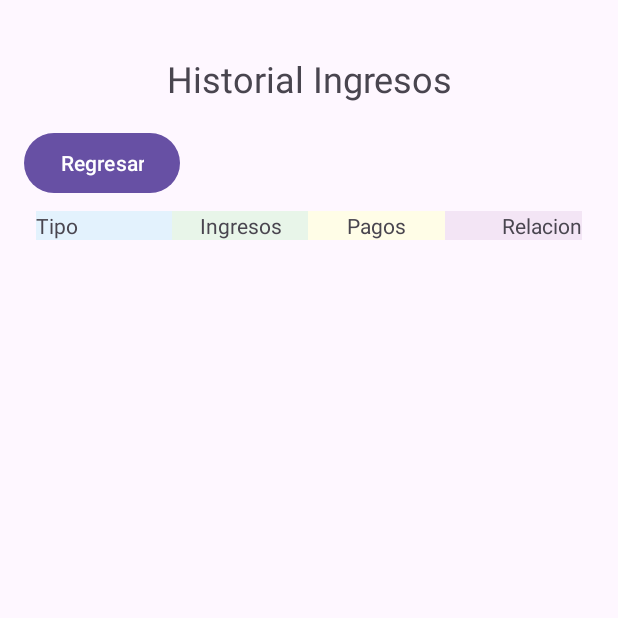
After one commit to InfernusXYZ/appTT, an Android app: the DeudaHistorial screen opened directly, with no data from a screen before it, on a phone screen of 412 x 824 dp, the top half of it. The commit adds this screen. Run offline under Robolectric (Android 15) with nearby library versions, the phone set to English and light mode, and no system bars; our stand-ins replace Firebase (no records; nobody signed in at launch, a user with empty details on screens opened directly).

Commit message:
historial deuda y graficas (mecanica de meta) pendiente

```diff
--- a/app/src/main/AndroidManifest.xml
+++ b/app/src/main/AndroidManifest.xml
@@ -14,6 +14,9 @@
         android:supportsRtl="true"
         android:theme="@style/Theme.AppTT"
         tools:targetApi="31">
+        <activity
+            android:name=".DeudaHistorial"
+            android:exported="false" />
         <activity
             android:name=".HistorialAhorro"
             android:exported="false" />
--- /dev/null
+++ b/app/src/main/java/com/example/apptt/DeudaAdapter.java
@@ -0,0 +1,49 @@
+package com.example.apptt;
+
+import android.view.LayoutInflater;
+import android.view.View;
+import android.view.ViewGroup;
+import android.widget.TextView;
+
+import androidx.annotation.NonNull;
+import androidx.recyclerview.widget.RecyclerView;
+
+import java.util.List;
+
+public class DeudaAdapter extends RecyclerView.Adapter<DeudaAdapter.DeudaViewHolder> {
+    private List<Deuda> deudaList;
+    public DeudaAdapter(List<Deuda>deudaList){this.deudaList=deudaList;}
+
+    @NonNull
+    @Override
+    public DeudaAdapter.DeudaViewHolder onCreateViewHolder(@NonNull ViewGroup parent, int viewType){
+        View view = LayoutInflater.from(parent.getContext()).inflate(R.layout.item_deuda,parent,false);
+        return new DeudaAdapter.DeudaViewHolder(view);
+    }
+
+    @Override
+    public void onBindViewHolder(@NonNull DeudaViewHolder holder, int position){
+        Deuda deuda = deudaList.get(position);
+        holder.tvIngresomensual.setText("$"+String.valueOf(deuda.getIngresoMensual()));
+        holder.tvPagomensual.setText("$"+String.valueOf(deuda.getPagoMensual()));
+        holder.tvTasaenedeudamiento.setText(String.valueOf(deuda.getRelaciondeendeudamiento())+"%");
+        holder.tvTipo.setText(deuda.getTipoDeuda());
+    }
+
+    @Override
+    public int getItemCount(){
+        return deudaList.size();
+    }
+
+    public static class DeudaViewHolder extends RecyclerView.ViewHolder{
+        TextView tvIngresomensual, tvPagomensual, tvTasaenedeudamiento, tvTipo;
+
+        public DeudaViewHolder(@NonNull View itemView){
+            super(itemView);
+            tvIngresomensual = itemView.findViewById(R.id.tvIngresos);
+            tvPagomensual = itemView.findViewById(R.id.tvPagos);
+            tvTasaenedeudamiento = itemView.findViewById(R.id.tvendeudaminento);
+            tvTipo = itemView.findViewById(R.id.tvTipo);
+        }
+    }
+}
--- /dev/null
+++ b/app/src/main/java/com/example/apptt/DeudaHistorial.java
@@ -0,0 +1,89 @@
+package com.example.apptt;
+
+import android.content.Intent;
+import android.os.Bundle;
+import android.util.Log;
+import android.view.View;
+import android.widget.Button;
+import android.widget.Toast;
+
+import androidx.activity.EdgeToEdge;
+import androidx.annotation.NonNull;
+import androidx.appcompat.app.AppCompatActivity;
+import androidx.core.graphics.Insets;
+import androidx.core.view.ViewCompat;
+import androidx.core.view.WindowInsetsCompat;
+import androidx.recyclerview.widget.LinearLayoutManager;
+import androidx.recyclerview.widget.RecyclerView;
+
+import com.google.firebase.auth.FirebaseAuth;
+import com.google.firebase.database.DataSnapshot;
+import com.google.firebase.database.DatabaseError;
+import com.google.firebase.database.DatabaseReference;
+import com.google.firebase.database.FirebaseDatabase;
+import com.google.firebase.database.ValueEventListener;
+
+import java.util.ArrayList;
+import java.util.List;
+
+public class DeudaHistorial extends AppCompatActivity {
+
+    private RecyclerView recyclerViewHistorialD;
+    private DeudaAdapter deudaAdapter;
+    private List<Deuda> deudaList;
+    private Button btnReg;
+
+    private DatabaseReference mDatabase;
+    private FirebaseAuth mAuth;
+
+    @Override
+    protected void onCreate(Bundle savedInstanceState) {
+        super.onCreate(savedInstanceState);
+        EdgeToEdge.enable(this);
+        setContentView(R.layout.activity_deuda_historial);
+        mAuth = FirebaseAuth.getInstance();
+        mDatabase = FirebaseDatabase.getInstance().getReference("Deudas").child(mAuth.getCurrentUser().getUid());
+
+        recyclerViewHistorialD = findViewById(R.id.HistorialDeuda);
+        recyclerViewHistorialD.setLayoutManager(new LinearLayoutManager(this));
+        deudaList = new ArrayList<>();
+        deudaAdapter = new DeudaAdapter(deudaList);
+        recyclerViewHistorialD.setAdapter(deudaAdapter);
+
+        cargarAhorrosdesdeFirebase();
+
+        btnReg = findViewById(R.id.btnregresarD);
+        btnReg.setOnClickListener(new View.OnClickListener() {
+            @Override
+            public void onClick(View v) {
+                Intent intent = new Intent(DeudaHistorial.this, EndeudamientoActivity.class);
+                startActivity(intent);
+                finish();
+            }
+        });
+    }
+
+    private void cargarAhorrosdesdeFirebase(){
+        mDatabase.addValueEventListener(new ValueEventListener() {
+            @Override
+            public void onDataChange(@NonNull DataSnapshot dataSnapshot) {
+                deudaList.clear();
+                for (DataSnapshot snapshot : dataSnapshot.getChildren()){
+                    Deuda deuda = snapshot.getValue(Deuda.class);
+                    if (deuda != null) {
+                        Log.d("HistorialDeuda", "Deuda:" + deuda.getTipoDeuda() +", "+ deuda.getIngresoMensual()+", "+deuda.getPagoMensual()+", "+deuda.getRelaciondeendeudamiento());
+                        deudaList.add(deuda);
+                    }else{
+                        Log.d("HistorialDeuda","Ingreso nulo o error de mapeo");
+                    }
+                }
+                deudaAdapter.notifyDataSetChanged();
+            }
+
+            @Override
+            public void onCancelled(@NonNull DatabaseError error) {
+                Toast.makeText(DeudaHistorial.this,"Error al cargar los datos",Toast.LENGTH_SHORT).show();
+            }
+        });
+    }
+}
--- /dev/null
+++ b/app/src/main/res/layout/activity_deuda_historial.xml
@@ -0,0 +1,78 @@
+<?xml version="1.0" encoding="utf-8"?>
+<androidx.constraintlayout.widget.ConstraintLayout xmlns:android="http://schemas.android.com/apk/res/android"
+    xmlns:app="http://schemas.android.com/apk/res-auto"
+    xmlns:tools="http://schemas.android.com/tools"
+    android:id="@+id/main"
+    android:layout_marginTop="20dp"
+    android:layout_width="match_parent"
+    android:layout_height="match_parent"
+    tools:context=".HistorialAhorro">
+    <LinearLayout
+        android:layout_width="match_parent"
+        android:layout_height="match_parent"
+        android:orientation="vertical"
+        android:padding="16dp">
+        <TextView
+            android:layout_width="wrap_content"
+            android:layout_height="wrap_content"
+            android:text="Historial Ingresos"
+            android:textSize="24sp"
+            android:gravity="center"
+            android:layout_gravity="center_horizontal"
+            android:paddingBottom="16dp"
+            />
+        <Button
+            android:id="@+id/btnregresarD"
+            android:layout_width="wrap_content"
+            android:layout_height="wrap_content"
+            android:text="Regresar"
+            />
+        <LinearLayout
+            android:layout_width="match_parent"
+            android:layout_height="wrap_content"
+            android:orientation="horizontal"
+            android:padding="8dp"
+            >
+            <TextView
+                android:layout_width="0dp"
+                android:layout_height="wrap_content"
+                android:layout_weight="1"
+                android:background="#E3F2FD"
+                android:text="Tipo"
+                />
+
+            <TextView
+                android:layout_width="0dp"
+                android:layout_height="wrap_content"
+                android:layout_weight="1"
+                android:text="Ingresos"
+                android:background="#E8F5E9"
+                android:gravity="center"
+                />
+
+            <TextView
+                android:layout_width="0dp"
+                android:layout_height="wrap_content"
+                android:layout_weight="1"
+                android:text="Pagos"
+                android:background="#FFFDE7"
+                android:gravity="center"
+                />
+
+            <TextView
+                android:layout_width="0dp"
+                android:layout_height="wrap_content"
+                android:layout_weight="1"
+                android:text="Relacion"
+                android:background="#F3E5F5"
+                android:gravity="end"
+                />
+        </LinearLayout>
+        <androidx.recyclerview.widget.RecyclerView
+            android:id="@+id/HistorialDeuda"
+            android:layout_width="match_parent"
+            android:layout_height="match_parent"
+            />
+    </LinearLayout>
+
+</androidx.constraintlayout.widget.ConstraintLayout>
```
Also changed, not shown: app/src/main/java/com/example/apptt/Deuda.java (added, +36 -0 lines), app/src/main/java/com/example/apptt/EndeudamientoActivity.java (+126 -3 lines), app/src/main/res/layout/item_deuda.xml (added, +42 -0 lines).
